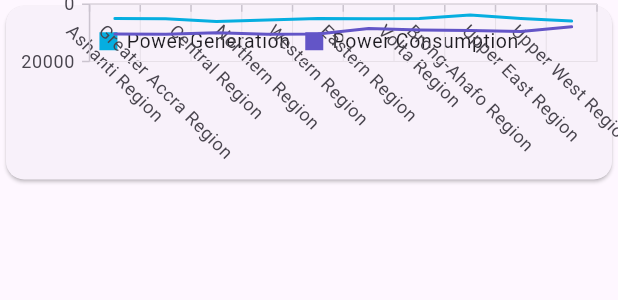
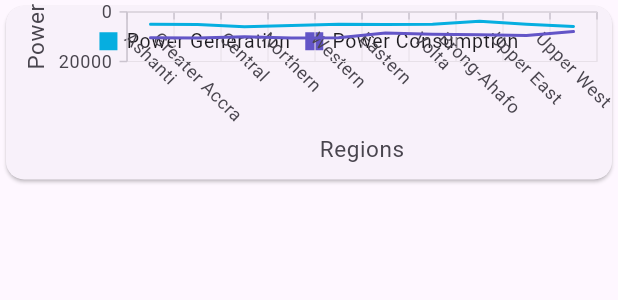
Before and after one commit to DevPrinceK/energia-ai, a Flutter app: the PowerChart widget shown alone on an empty page, opened directly, on a phone screen of 412 x 824 dp. Shown: the top 300 px of the screen. Run offline on Flutter 3.47's test engine with Material 2 defaults, Android fonts, the phone set to English and light mode, and no system bars; our stand-ins replace convex_bottom_bar, syncfusion_flutter_charts.

Commit message:
Update power_chart.dart

```diff
--- a/energia_dashboard/lib/charts/desktop/power_chart.dart
+++ b/energia_dashboard/lib/charts/desktop/power_chart.dart
@@ -17,16 +17,16 @@ class PowerChart extends StatelessWidget {
   final double heightFactor;
   PowerChart({super.key, this.heightFactor = 0.25});
   final List<PowerData> data = [
-    PowerData('Ashanti Region', 5000, 5400),
-    PowerData('Greater Accra Region', 5100, 5400),
-    PowerData('Central Region', 6000, 4000),
-    PowerData('Northern Region', 5500, 5000),
-    PowerData('Western Region', 5000, 5400),
-    PowerData('Eastern Region', 5090, 3400),
-    PowerData('Volta Region', 5001, 4000),
-    PowerData('Brong-Ahafo Region', 3800, 5400),
-    PowerData('Upper East Region', 5000, 4500),
-    PowerData('Upper West Region', 5900, 2000),
+    PowerData('Ashanti', 5000, 5400),
+    PowerData('Greater Accra', 5100, 5400),
+    PowerData('Central', 6000, 4000),
+    PowerData('Northern', 5500, 5000),
+    PowerData('Western', 5000, 5400),
+    PowerData('Eastern', 5090, 3400),
+    PowerData('Volta', 5001, 4000),
+    PowerData('Brong-Ahafo', 3800, 5400),
+    PowerData('Upper East', 5000, 4500),
+    PowerData('Upper West', 5900, 2000),
   ];
 
   @override
@@ -36,8 +36,15 @@ class PowerChart extends StatelessWidget {
       height: deviceWidth * heightFactor,
       child: Card(
         child: SfCartesianChart(
-          primaryXAxis: CategoryAxis(isVisible: true, labelRotation: 45),
-          primaryYAxis: NumericAxis(isVisible: true),
+          primaryXAxis: CategoryAxis(
+            isVisible: true,
+            labelRotation: 45,
+            title: AxisTitle(text: "Regions"),
+          ),
+          primaryYAxis: NumericAxis(
+            isVisible: true,
+            title: AxisTitle(text: "Power"),
+          ),
           series: <ChartSeries<PowerData, String>>[
             StackedLineSeries<PowerData, String>(
               dataSource: data,
```
